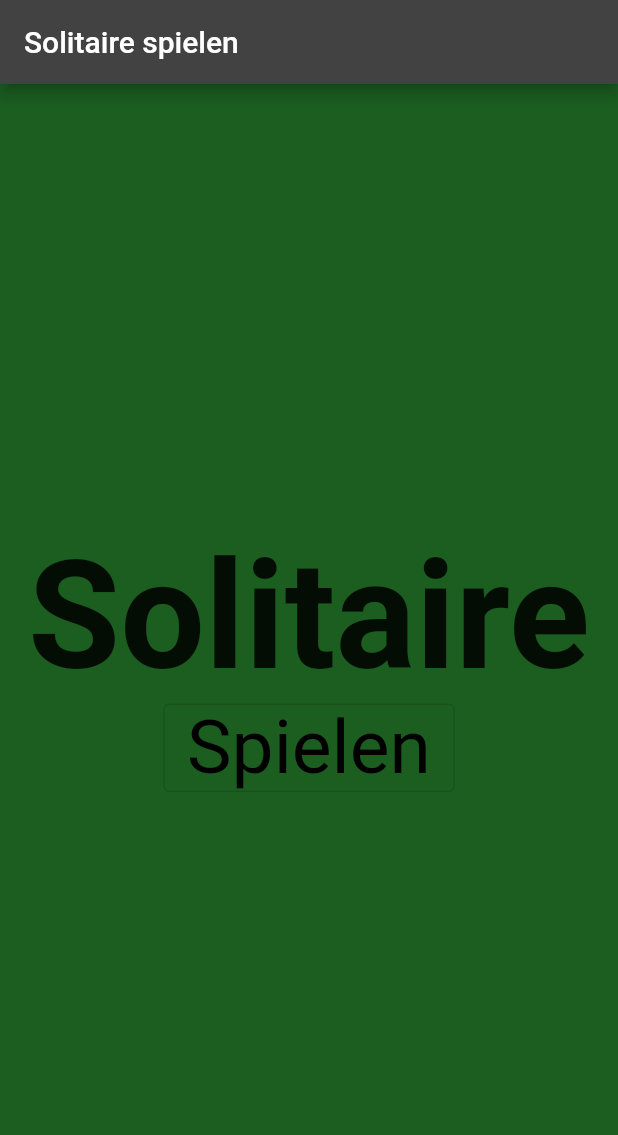
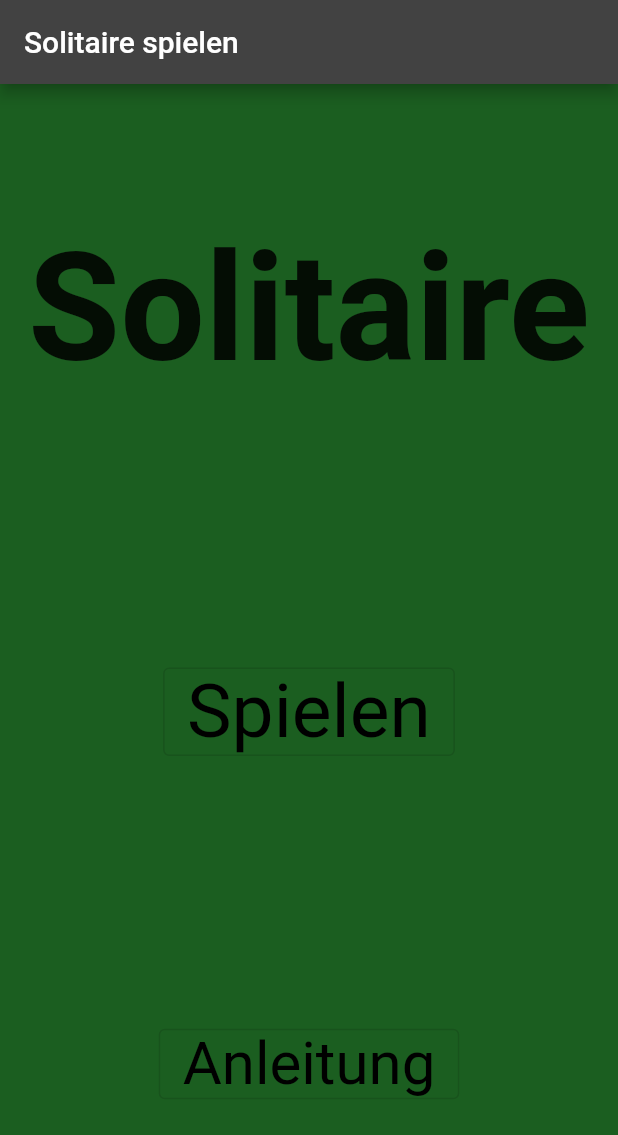
Before and after one commit to hannibit/Solitaire, a Flutter app: the screen it shows after launch, on a phone screen of 412 x 824 dp. Shown: the top 1135 px of the screen. Run offline on Flutter 3.47's test engine with Material 2 defaults, Android fonts, the phone set to English and light mode, and no system bars.

Commit message:
-Anleitungsseite hinzugefügt

```diff
--- a/lib/main.dart
+++ b/lib/main.dart
@@ -1,4 +1,5 @@
 import 'package:flutter/material.dart';
+import 'package:solitaire_wiprojekt_wise202122/anleitung.dart';
 import 'package:solitaire_wiprojekt_wise202122/spielen.dart';
 import 'package:solitaire_wiprojekt_wise202122/color.dart';
 
@@ -34,7 +35,7 @@ class _StartPageState extends State<StartPage> {
       ),
       body: Center(
         child: Column(
-          mainAxisAlignment: MainAxisAlignment.center,
+          mainAxisAlignment: MainAxisAlignment.spaceAround,
           children: <Widget>[
             Text(
               'Solitaire',
@@ -60,6 +61,24 @@ class _StartPageState extends State<StartPage> {
                     ),
                 ),
             ),
+            OutlinedButton(
+              onPressed: (){
+                Navigator.push(
+                    context,
+                    MaterialPageRoute(
+                        builder: (context) => IntroductionPage()
+                    )
+                );
+              },
+              child: Text(
+                'Anleitung',
+                style: TextStyle(
+                  fontSize: 40.0,
+                  fontWeight: FontWeight.normal,
+                  color: Colors.black,
+                ),
+              ),
+            ),
           ],
         ),
       ),
```
Also changed, not shown: lib/anleitung.dart (added, +17 -0 lines).
